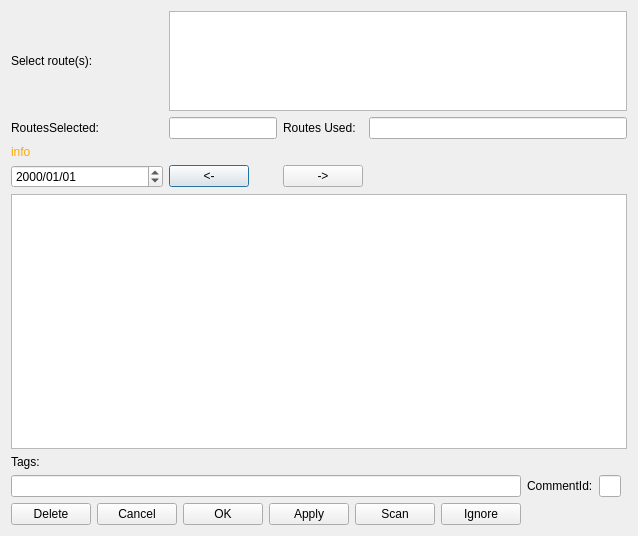
Before: the Qt Designer form ui/routecommentsdlg.ui in allenck/mapper, drawn with Qt 5.
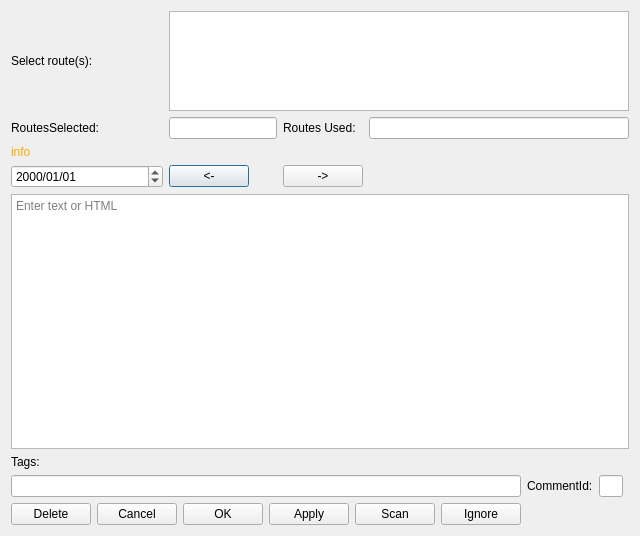
After: the same form once the commit is applied. Custom widgets are drawn as their Qt base class.

Diff of the .ui file:
```diff
--- a/ui/routecommentsdlg.ui
+++ b/ui/routecommentsdlg.ui
@@ -6,7 +6,7 @@
    <rect>
     <x>0</x>
     <y>0</y>
-    <width>609</width>
+    <width>640</width>
     <height>536</height>
    </rect>
   </property>
@@ -42,7 +42,11 @@
     </widget>
    </item>
    <item row="4" column="0" colspan="7">
-    <widget class="HtmlTextEdit" name="txtComments"/>
+    <widget class="HtmlTextEdit" name="txtComments">
+     <property name="placeholderText">
+      <string>Enter text or HTML</string>
+     </property>
+    </widget>
    </item>
    <item row="3" column="1">
     <widget class="QPushButton" name="btnPrev">
```
